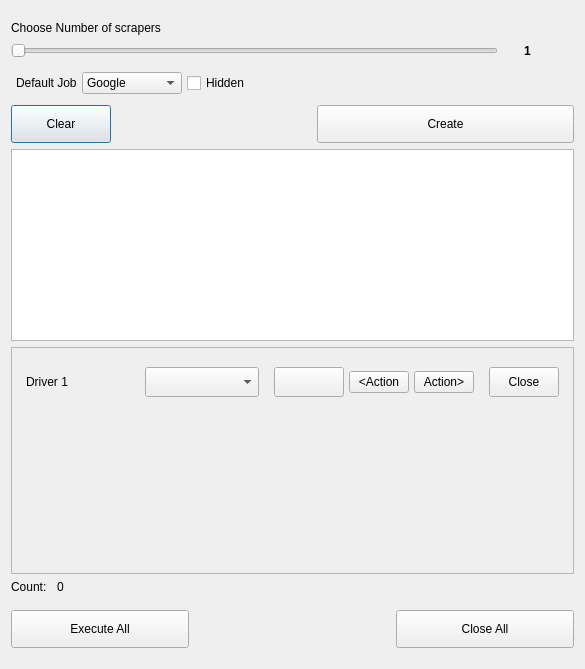
The window that uirobust.ui (DevGadBadr/robust) describes before a commit, drawn with Qt 5.
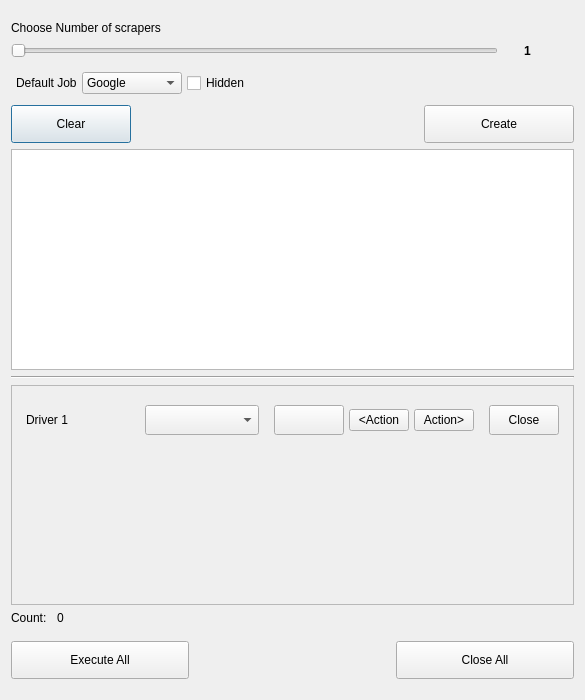
The same window after the commit. Icons and pictures are not drawn.

```diff
--- a/uirobust.ui
+++ b/uirobust.ui
@@ -7,7 +7,7 @@
     <x>0</x>
     <y>0</y>
     <width>585</width>
-    <height>669</height>
+    <height>700</height>
    </rect>
   </property>
   <property name="windowTitle">
@@ -129,7 +129,7 @@
     </layout>
    </item>
    <item>
-    <layout class="QHBoxLayout" name="horizontalLayout_3">
+    <layout class="QHBoxLayout" name="defaultJobLayout">
      <property name="spacing">
       <number>5</number>
      </property>
@@ -230,6 +230,12 @@
     <layout class="QHBoxLayout" name="createButtonLayout">
      <item>
       <widget class="QPushButton" name="clearStatusButtton">
+       <property name="minimumSize">
+        <size>
+         <width>120</width>
+         <height>0</height>
+        </size>
+       </property>
        <property name="maximumSize">
         <size>
          <width>100</width>
@@ -250,7 +256,7 @@
         <enum>Qt::Horizontal</enum>
        </property>
        <property name="sizeType">
-        <enum>QSizePolicy::Fixed</enum>
+        <enum>QSizePolicy::Expanding</enum>
        </property>
        <property name="sizeHint" stdset="0">
         <size>
@@ -262,6 +268,12 @@
      </item>
      <item>
       <widget class="QPushButton" name="startButton">
+       <property name="minimumSize">
+        <size>
+         <width>150</width>
+         <height>0</height>
+        </size>
+       </property>
        <property name="styleSheet">
         <string notr="true">
 height:30px;
@@ -278,15 +290,23 @@
     <layout class="QVBoxLayout" name="body">
      <item>
       <widget class="QTextBrowser" name="statusArea">
+       <property name="enabled">
+        <bool>true</bool>
+       </property>
        <property name="sizePolicy">
-        <sizepolicy hsizetype="Expanding" vsizetype="Fixed">
+        <sizepolicy hsizetype="Expanding" vsizetype="Expanding">
          <horstretch>0</horstretch>
          <verstretch>0</verstretch>
         </sizepolicy>
        </property>
       </widget>
      </item>
-    </layout>
+     <item>
+      <widget class="Line" name="middleLine1">
+       <property name="orientation">
+        <enum>Qt::Horizontal</enum>
+       </property>
+      </widget>
    </item>
    <item>
     <layout class="QVBoxLayout" name="driversLayout">
@@ -300,8 +320,8 @@
          <rect>
           <x>0</x>
           <y>0</y>
-          <width>559</width>
-          <height>171</height>
+            <width>557</width>
+            <height>190</height>
          </rect>
         </property>
         <layout class="QVBoxLayout" name="scrollAreaLayout">
@@ -460,8 +480,10 @@
      </item>
     </layout>
    </item>
+    </layout>
+   </item>
    <item>
-    <layout class="QHBoxLayout" name="horizontalLayout_2">
+    <layout class="QHBoxLayout" name="countLayout">
      <item>
       <widget class="QLabel" name="labelCount">
        <property name="maximumSize">
```
Left out of the diff: 32 changed lines with no effect on the pictures. Lines whose indentation alone changed are shown as unchanged.
